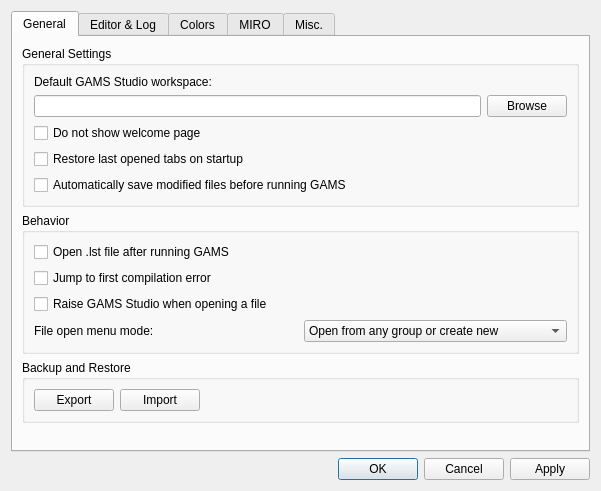
This is src/settingsdialog.ui in GAMS-dev/studio as Qt 5 draws it before an edit. The edited form follows.
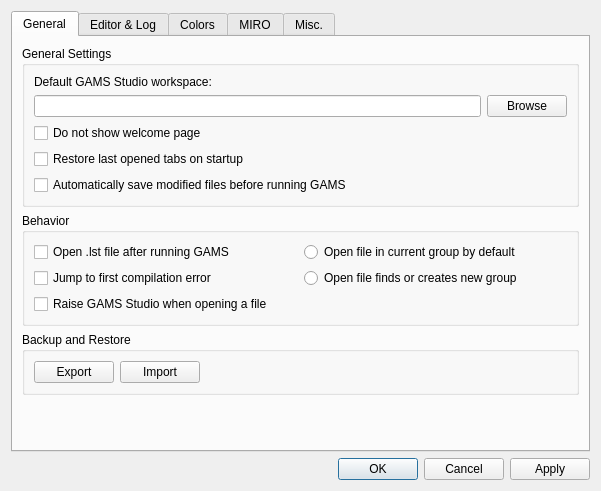
This is the edited form. The open tabs and pages were chosen to show the change.

Commit message: switched to radio-buttons to select open mode

```diff
--- a/src/settingsdialog.ui
+++ b/src/settingsdialog.ui
@@ -206,24 +206,17 @@
             </property>
            </widget>
           </item>
-          <item row="3" column="1">
-           <widget class="QComboBox" name="cb_openInCurrentGroup">
-            <item>
-             <property name="text">
-              <string>Open from any group or create new</string>
-             </property>
-            </item>
-            <item>
-             <property name="text">
-              <string>Always open in current group</string>
-             </property>
-            </item>
+          <item row="0" column="1">
+           <widget class="QRadioButton" name="rb_openInCurrentGroup">
+            <property name="text">
+             <string>Open file in current group by default</string>
+            </property>
            </widget>
           </item>
-          <item row="3" column="0">
-           <widget class="QLabel" name="label_5">
+          <item row="1" column="1">
+           <widget class="QRadioButton" name="rb_openInAnyGroup">
             <property name="text">
-             <string>File open menu mode:</string>
+             <string>Open file finds or creates new group</string>
             </property>
            </widget>
           </item>
```
Left out of the diff: 4 changed lines with no effect on the pictures. The commit also changes 1 other file.
